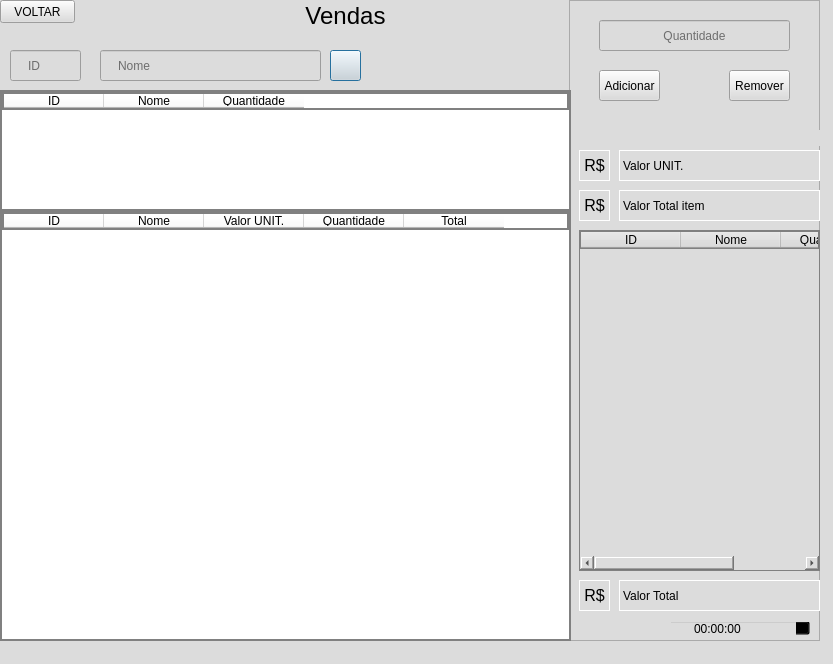
Before: the Qt Designer form telas/tela_vendas.ui in Faeldh/APP_Junina, drawn with Qt 5.
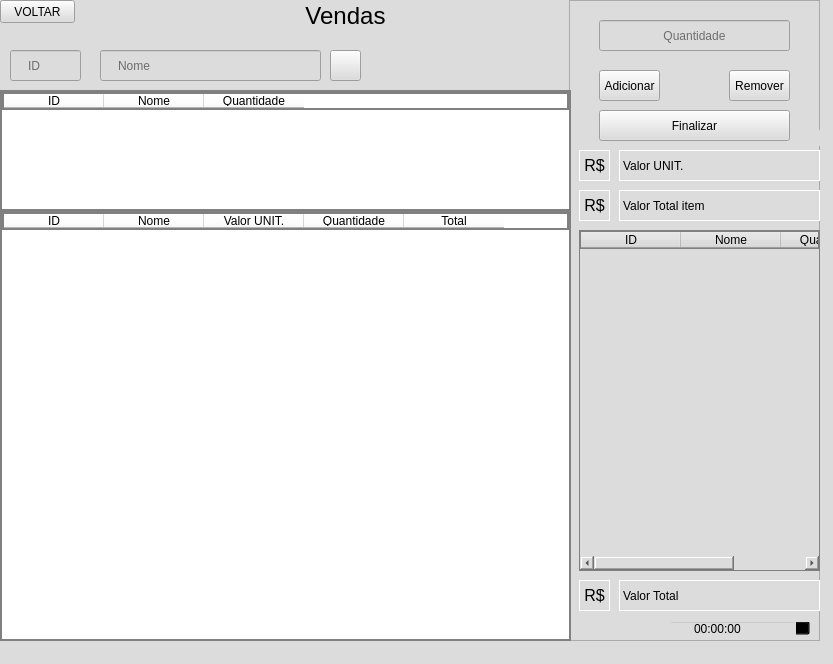
After: the same form once the commit is applied. Icons and pictures are not drawn.

Diff of the .ui file:
```diff
--- a/telas/tela_vendas.ui
+++ b/telas/tela_vendas.ui
@@ -83,15 +83,6 @@
       <height>19</height>
      </size>
     </property>
-    <property name="autoDefault">
-     <bool>false</bool>
-    </property>
-    <property name="default">
-     <bool>true</bool>
-    </property>
-    <property name="flat">
-     <bool>false</bool>
-    </property>
    </widget>
    <widget class="QLineEdit" name="lineNome">
     <property name="geometry">
@@ -383,6 +374,19 @@
       </property>
      </column>
     </widget>
+    <widget class="QPushButton" name="pushFinalizar">
+     <property name="geometry">
+      <rect>
+       <x>30</x>
+       <y>110</y>
+       <width>191</width>
+       <height>31</height>
+      </rect>
+     </property>
+     <property name="text">
+      <string>Finalizar</string>
+     </property>
+    </widget>
    </widget>
    <widget class="QTableWidget" name="tableVendas">
     <property name="geometry">
```
Left out of the diff: 11 changed lines with no effect on the pictures.
